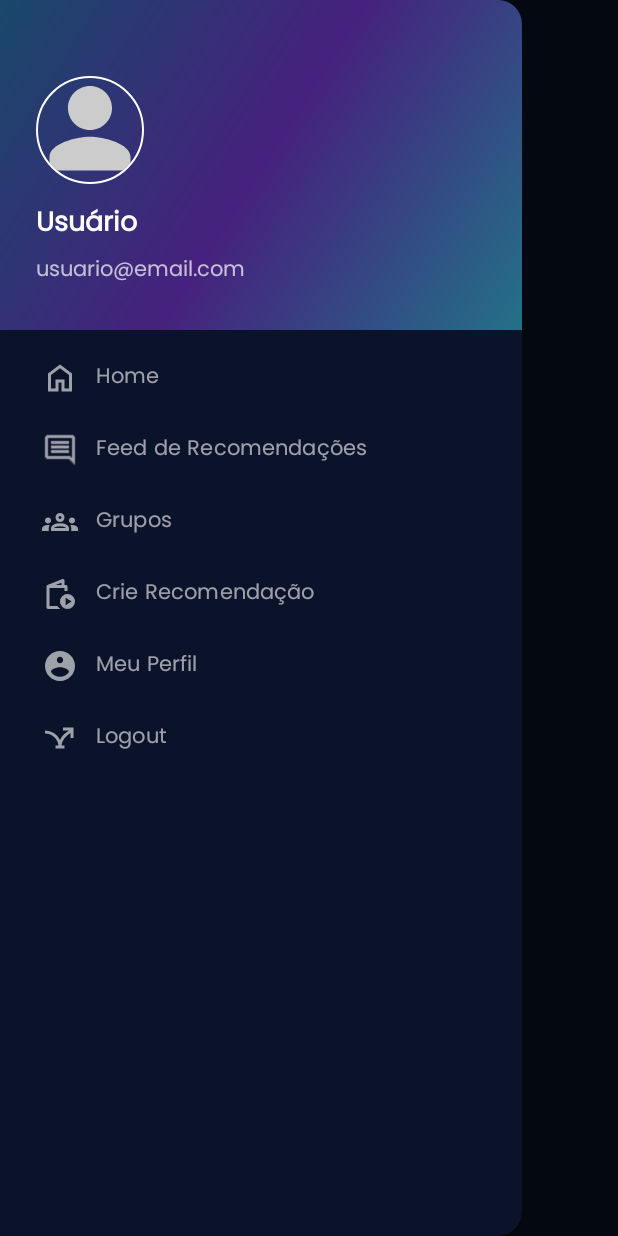
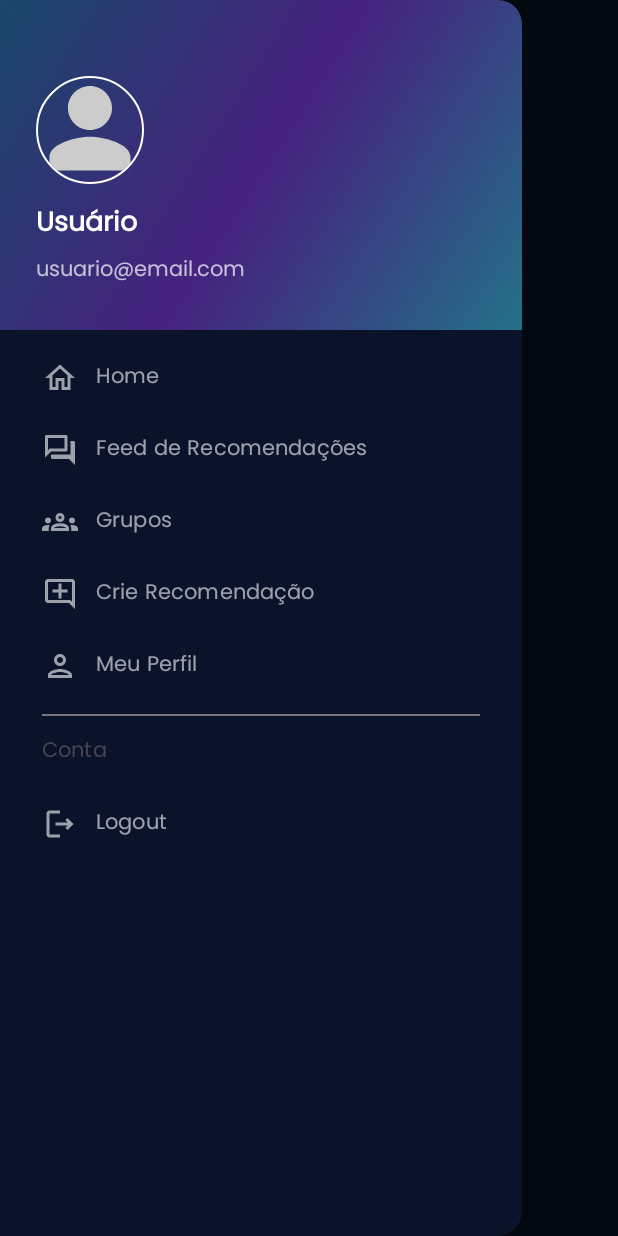
Before and after one commit to carlosaoribeiro/ProjectReelCine, an Android app: the screen it shows after launch once a user with an empty profile is signed in (MainActivity), with the side drawer open, on a phone screen of 412 x 824 dp. Run offline under Robolectric (Android 15) with nearby library versions, the phone set to English and light mode, and no system bars; our stand-ins replace CircleImageView, Firebase (no records; nobody signed in at launch, a user with empty details on screens opened directly); pictures from the network do not load.

Commit message:
style: redesenha o menu de navegação lateral

```diff
--- a/app/build.gradle.kts
+++ b/app/build.gradle.kts
@@ -17,8 +17,8 @@ android {
         applicationId = "com.carlosribeiro.reelcineproject"
         minSdk = 24
         targetSdk = 35
-        versionCode = 1
-        versionName = "1.0"
+        versionCode = 2
+        versionName = "1.0.1"
         testInstrumentationRunner = "androidx.test.runner.AndroidJUnitRunner"
 
         buildConfigField("String", "TMDB_API_KEY", "\"$tmdbApiKey\"")
--- /dev/null
+++ b/app/src/main/res/drawable/ic_outline_add_box_24.xml
@@ -0,0 +1,5 @@
+<vector xmlns:android="http://schemas.android.com/apk/res/android" android:height="24dp" android:tint="#000000" android:viewportHeight="24" android:viewportWidth="24" android:width="24dp">
+
+    <path android:fillColor="@android:color/white" android:pathData="M22,4c0,-1.1 -0.9,-2 -2,-2L4,2c-1.1,0 -2,0.9 -2,2v12c0,1.1 0.9,2 2,2h14l4,4L22,4zM20,17.17L18.83,16L4,16L4,4h16v13.17zM13,5h-2v4L7,9v2h4v4h2v-4h4L17,9h-4z"/>
+
+</vector>
--- /dev/null
+++ b/app/src/main/res/drawable/ic_outline_forum_24.xml
@@ -0,0 +1,5 @@
+<vector xmlns:android="http://schemas.android.com/apk/res/android" android:height="24dp" android:tint="#000000" android:viewportHeight="24" android:viewportWidth="24" android:width="24dp">
+
+    <path android:fillColor="@android:color/white" android:pathData="M15,4v7L5.17,11L4,12.17L4,4h11m1,-2L3,2c-0.55,0 -1,0.45 -1,1v14l4,-4h10c0.55,0 1,-0.45 1,-1L17,3c0,-0.55 -0.45,-1 -1,-1zM21,6h-2v9L6,15v2c0,0.55 0.45,1 1,1h11l4,4L22,7c0,-0.55 -0.45,-1 -1,-1z"/>
+
+</vector>
--- /dev/null
+++ b/app/src/main/res/drawable/ic_outline_groups_24.xml
@@ -0,0 +1,5 @@
+<vector xmlns:android="http://schemas.android.com/apk/res/android" android:height="24dp" android:tint="#000000" android:viewportHeight="960" android:viewportWidth="960" android:width="24dp">
+
+    <path android:fillColor="@android:color/white" android:pathData="M0,720L0,657Q0,614 44,587Q88,560 160,560Q173,560 185,560.5Q197,561 208,563Q194,584 187,607Q180,630 180,655L180,720L0,720ZM240,720L240,655Q240,623 257.5,596.5Q275,570 307,550Q339,530 383.5,520Q428,510 480,510Q533,510 577.5,520Q622,530 654,550Q686,570 703,596.5Q720,623 720,655L720,720L240,720ZM780,720L780,655Q780,629 773.5,606Q767,583 754,563Q765,561 776.5,560.5Q788,560 800,560Q872,560 916,586.5Q960,613 960,657L960,720L780,720ZM325,640L636,640L636,640Q626,620 580.5,605Q535,590 480,590Q425,590 379.5,605Q334,620 325,640ZM160,520Q127,520 103.5,496.5Q80,473 80,440Q80,406 103.5,383Q127,360 160,360Q194,360 217,383Q240,406 240,440Q240,473 217,496.5Q194,520 160,520ZM800,520Q767,520 743.5,496.5Q720,473 720,440Q720,406 743.5,383Q767,360 800,360Q834,360 857,383Q880,406 880,440Q880,473 857,496.5Q834,520 800,520ZM480,480Q430,480 395,445Q360,410 360,360Q360,309 395,274.5Q430,240 480,240Q531,240 565.5,274.5Q600,309 600,360Q600,410 565.5,445Q531,480 480,480ZM480,400Q497,400 508.5,388.5Q520,377 520,360Q520,343 508.5,331.5Q497,320 480,320Q463,320 451.5,331.5Q440,343 440,360Q440,377 451.5,388.5Q463,400 480,400ZM481,640L481,640Q481,640 481,640Q481,640 481,640Q481,640 481,640Q481,640 481,640L481,640ZM480,360Q480,360 480,360Q480,360 480,360Q480,360 480,360Q480,360 480,360Q480,360 480,360Q480,360 480,360Q480,360 480,360Q480,360 480,360Z"/>
+
+</vector>
--- /dev/null
+++ b/app/src/main/res/drawable/ic_outline_home_24.xml
@@ -0,0 +1,5 @@
+<vector xmlns:android="http://schemas.android.com/apk/res/android" android:height="24dp" android:tint="#000000" android:viewportHeight="24" android:viewportWidth="24" android:width="24dp">
+
+    <path android:fillColor="@android:color/white" android:pathData="M12,5.69l5,4.5V18h-2v-6H9v6H7v-7.81l5,-4.5M12,3L2,12h3v8h6v-6h2v6h6v-8h3L12,3z"/>
+
+</vector>
--- /dev/null
+++ b/app/src/main/res/drawable/ic_outline_logout_24.xml
@@ -0,0 +1,5 @@
+<vector xmlns:android="http://schemas.android.com/apk/res/android" android:autoMirrored="true" android:height="24dp" android:tint="#000000" android:viewportHeight="24" android:viewportWidth="24" android:width="24dp">
+
+    <path android:fillColor="@android:color/white" android:pathData="M17,8l-1.41,1.41L17.17,11H9v2h8.17l-1.58,1.58L17,16l4,-4L17,8zM5,5h7V3H5C3.9,3 3,3.9 3,5v14c0,1.1 0.9,2 2,2h7v-2H5V5z"/>
+
+</vector>
--- /dev/null
+++ b/app/src/main/res/drawable/ic_outline_person_24.xml
@@ -0,0 +1,5 @@
+<vector xmlns:android="http://schemas.android.com/apk/res/android" android:height="24dp" android:tint="#000000" android:viewportHeight="24" android:viewportWidth="24" android:width="24dp">
+
+    <path android:fillColor="@android:color/white" android:pathData="M12,6c1.1,0 2,0.9 2,2s-0.9,2 -2,2 -2,-0.9 -2,-2 0.9,-2 2,-2m0,10c2.7,0 5.8,1.29 6,2L6,18c0.23,-0.72 3.31,-2 6,-2m0,-12C9.79,4 8,5.79 8,8s1.79,4 4,4 4,-1.79 4,-4 -1.79,-4 -4,-4zM12,14c-2.67,0 -8,1.34 -8,4v2h16v-2c0,-2.66 -5.33,-4 -8,-4z"/>
+
+</vector>
--- a/app/src/main/res/menu/menu_drawer.xml
+++ b/app/src/main/res/menu/menu_drawer.xml
@@ -1,8 +1,38 @@
-<menu xmlns:android="http://schemas.android.com/apk/res/android">
-    <item android:id="@+id/nav_home" android:title="Home" android:icon="@drawable/ic_home" />
-    <item android:id="@+id/nav_feed" android:title="Feed de Recomendações" android:icon="@drawable/ic_feed" />
-    <item android:id="@+id/nav_grupos" android:title="Grupos" android:icon="@drawable/ic_group" />
-    <item android:id="@+id/nav_recomendacoes" android:title="Crie Recomendação" android:icon="@drawable/ic_movie" />
-    <item android:id="@+id/nav_perfil" android:title="Meu Perfil" android:icon="@drawable/ic_account_circle" />
-    <item android:id="@+id/nav_logout" android:title="Logout" android:icon="@drawable/ic_logout" />
+<?xml version="1.0" encoding="utf-8"?>
+<menu xmlns:android="http://schemas.android.com/apk/res/android"
+    xmlns:tools="http://schemas.android.com/tools"
+    tools:showIn="navigation_view">
+
+    <group android:checkableBehavior="single">
+        <item
+            android:id="@+id/nav_home"
+            android:icon="@drawable/ic_outline_home_24"
+            android:title="Home" />
+        <item
+            android:id="@+id/nav_feed"
+            android:icon="@drawable/ic_outline_forum_24"
+            android:title="Feed de Recomendações" />
+        <item
+            android:id="@+id/nav_grupos"
+            android:icon="@drawable/ic_outline_groups_24"
+            android:title="Grupos" />
+        <item
+            android:id="@+id/nav_recomendacoes"
+            android:icon="@drawable/ic_outline_add_box_24"
+            android:title="Crie Recomendação" />
+        <item
+            android:id="@+id/nav_perfil"
+            android:icon="@drawable/ic_outline_person_24"
+            android:title="Meu Perfil" />
+    </group>
+
+    <item android:title="Conta">
+        <menu>
+            <item
+                android:id="@+id/nav_logout"
+                android:icon="@drawable/ic_outline_logout_24"
+                android:title="Logout" />
+        </menu>
+    </item>
+
 </menu>
```
